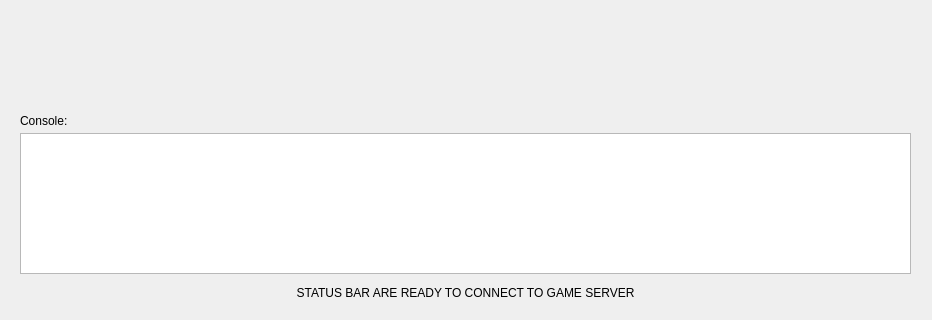
Above: GameClient/gamewindow.ui from LyricZhao/GZTank before the change; both pictures show x 0 to 932 and y 527 to 847 of the 932 by 847 pixel window. Below: the same form after it.
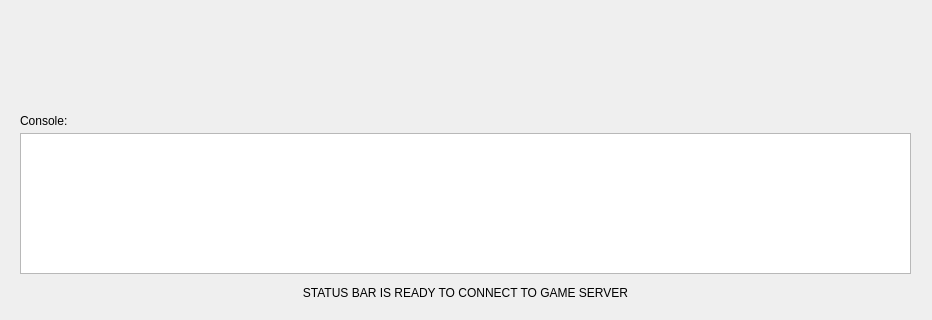
That is the form after the change.

```diff
--- a/GameClient/gamewindow.ui
+++ b/GameClient/gamewindow.ui
@@ -46,7 +46,7 @@
     </rect>
    </property>
    <property name="text">
-    <string>STATUS BAR ARE READY TO CONNECT TO GAME SERVER</string>
+    <string>STATUS BAR IS READY TO CONNECT TO GAME SERVER</string>
    </property>
    <property name="alignment">
     <set>Qt::AlignCenter</set>
```
